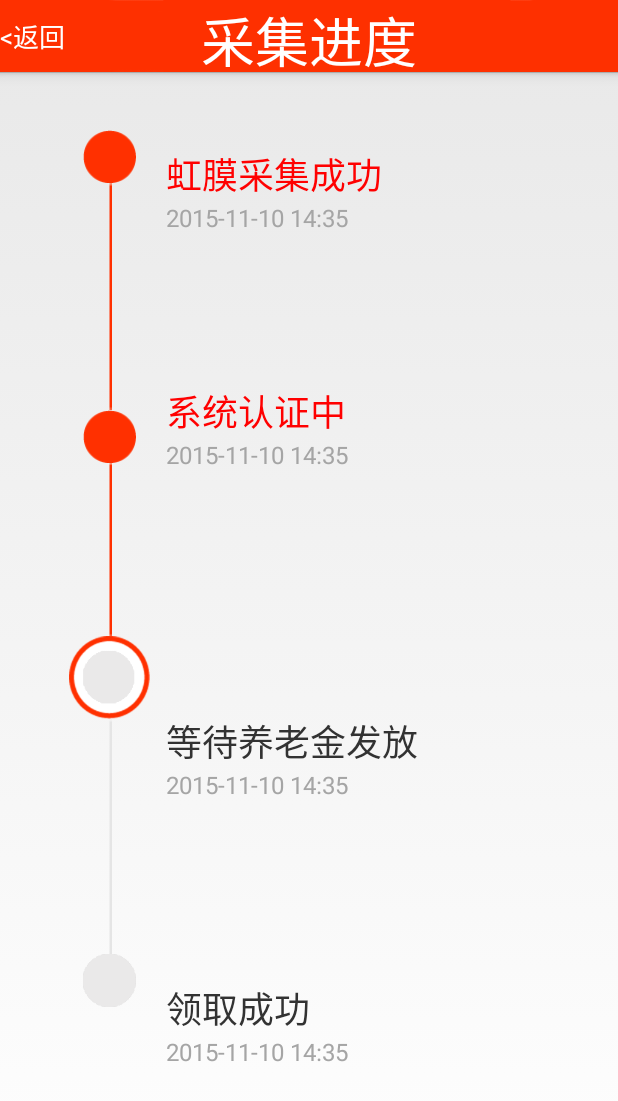
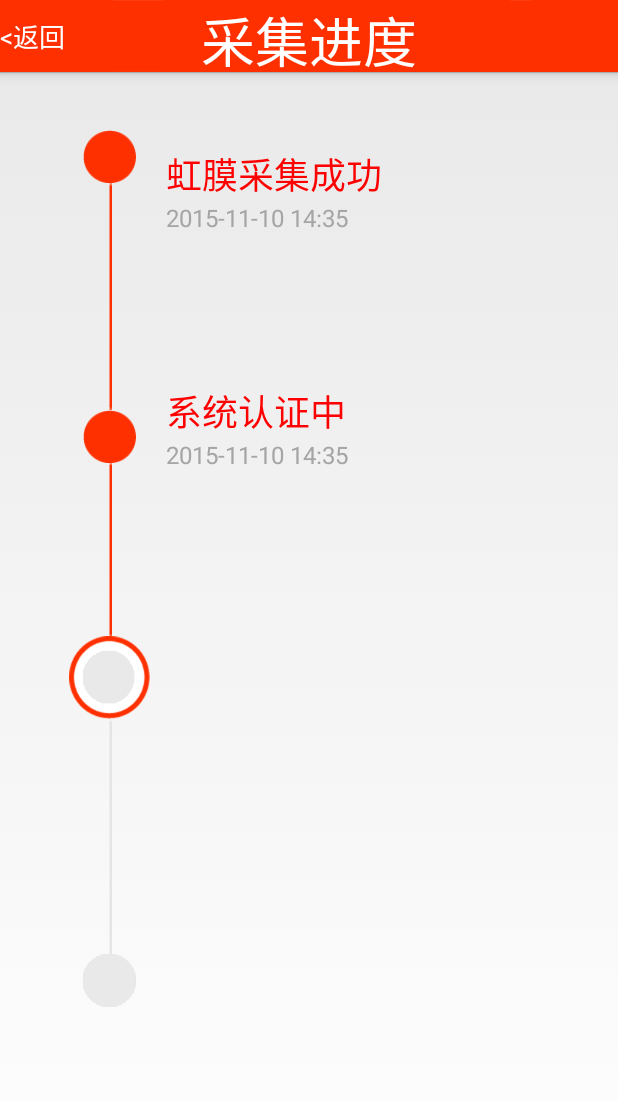
Before and after one commit to JacksonMich/HongMo, an Android app: the ProgressActivity screen opened directly, with no data from a screen before it, on a phone screen of 412 x 824 dp. Shown: the top 1101 px of the screen. Run offline under Robolectric (Android 15) with nearby library versions, the phone set to English and light mode, and no system bars.

Commit message:
2015-12-11王宏兴修改

```diff
--- a/app/src/main/java/com/example/whx/hongmo/ProgressActivity.java
+++ b/app/src/main/java/com/example/whx/hongmo/ProgressActivity.java
@@ -3,6 +3,8 @@ package com.example.whx.hongmo;
 import android.app.Activity;
 import android.os.Bundle;
 import android.view.View;
+import android.widget.ImageView;
+import android.widget.TextView;
 
 /**
  * Created by ZhuTalan on 2015/11/7.
@@ -18,9 +20,38 @@ public class ProgressActivity extends Activity {
         actionBar.setActionBarLayout(R.layout.actionbar);
         actionBar.setTitle("采集进度");
 
+        setContent();
     }
 
+    private void setContent(){
 
+        ImageView imageView1 = (ImageView)findViewById(R.id.p_imageview1);
+        ImageView imageView2 = (ImageView)findViewById(R.id.p_imageview2);
+        ImageView imageView3 = (ImageView)findViewById(R.id.p_imageview3);
+        ImageView imageView4 = (ImageView)findViewById(R.id.p_imageview4);
+        ImageView imageView5 = (ImageView)findViewById(R.id.p_imageview5);
+        ImageView imageView6 = (ImageView)findViewById(R.id.p_imageview6);
+        ImageView imageView7 = (ImageView)findViewById(R.id.p_imageview7);
+
+        TextView collection = (TextView)findViewById(R.id.p_collection);
+        TextView collection_time = (TextView)findViewById(R.id.p_collection_time);
+
+        TextView renzheng = (TextView)findViewById(R.id.p_renzheng);
+        TextView renzheng_time = (TextView)findViewById(R.id.p_renzheng_time);
+
+        TextView wait  = (TextView)findViewById(R.id.p_wait);
+        TextView wait_time = (TextView)findViewById(R.id.p_wait_time);
+
+        TextView success = (TextView)findViewById(R.id.p_success);
+        TextView success_time = (TextView)findViewById(R.id.p_success_time);
+
+        wait.setTextColor(0xa5a5a5);
+        wait_time.setVisibility(View.INVISIBLE);
+
+        success.setTextColor(0xa5a5a5);
+        success_time.setVisibility(View.INVISIBLE);
+
+    }
     private void setAdView(){
 
         int[] images = {R.mipmap.guanggaotu,R.mipmap.guanggaotu};
--- a/app/src/main/java/com/example/whx/hongmo/RecordActivity.java
+++ b/app/src/main/java/com/example/whx/hongmo/RecordActivity.java
@@ -4,6 +4,7 @@ import android.app.Activity;
 import android.os.Bundle;
 import android.view.View;
 import android.widget.ListView;
+import android.widget.TextView;
 
 /**
  * Created by whx on 2015/11/11.
@@ -26,6 +27,11 @@ public class RecordActivity extends Activity{
         setData();
     }
     private void setData(){
+
+        TextView name = (TextView)findViewById(R.id.name);
+        String uname = new SharedInfo(this).getInfo()[0];
+        name.setText(uname);
+
         String[] titles = {"2015年11月","2015年11月","2015年11月"};
         String[] subtitles = {"11月10日 10:25","11月10日 10:25","11月10日 10:25"};
         String[] lingquzhuangtai = {"领取失败","成功","成功","成功"};
--- a/app/src/main/res/layout/progress.xml
+++ b/app/src/main/res/layout/progress.xml
@@ -81,6 +81,7 @@
             android:layout_height="wrap_content"
             android:orientation="vertical">
             <TextView
+                android:id="@+id/p_collection"
                 android:layout_width="190dp"
                 android:layout_height="wrap_content"
                 android:textColor="#ff0000"
@@ -102,6 +103,7 @@
             android:layout_height="wrap_content"
             android:orientation="vertical">
             <TextView
+                android:id="@+id/p_renzheng"
                 android:layout_width="190dp"
                 android:layout_height="wrap_content"
                 android:textColor="#ff0000"
@@ -123,6 +125,7 @@
             android:layout_height="wrap_content"
             android:orientation="vertical">
             <TextView
+                android:id="@+id/p_wait"
                 android:layout_width="190dp"
                 android:layout_height="wrap_content"
                 android:textSize="@dimen/yanzhengjindu_size"
@@ -143,12 +146,13 @@
             android:layout_height="wrap_content"
             android:orientation="vertical">
             <TextView
+                android:id="@+id/p_success"
                 android:layout_width="190dp"
                 android:layout_height="wrap_content"
                 android:textSize="@dimen/yanzhengjindu_size"
                 android:text="领取成功"/>
             <TextView
-                android:id="@+id/p_time"
+                android:id="@+id/p_success_time"
                 android:layout_width="wrap_content"
                 android:layout_height="wrap_content"
                 android:textColor="#a5a5a5"
--- a/app/src/main/res/layout/record_item.xml
+++ b/app/src/main/res/layout/record_item.xml
@@ -10,6 +10,7 @@
         android:layout_width="wrap_content"
         android:layout_height="wrap_content"
         android:layout_marginTop="12dp"
+        android:layout_marginLeft="20dp"
         android:text="2015年11月"
         android:textSize="32px"/>
     <TextView
@@ -18,6 +19,7 @@
         android:layout_height="wrap_content"
         android:layout_alignParentRight="true"
         android:layout_alignTop="@+id/record_item_title"
+        android:layout_marginRight="20dp"
         android:text="领取失败"
         android:textSize="32px"
         android:textColor="#ff3000"
@@ -27,6 +29,7 @@
         android:layout_below="@+id/record_item_title"
         android:layout_marginTop="7dp"
         android:layout_marginBottom="12dp"
+        android:layout_marginLeft="20dp"
         android:layout_width="wrap_content"
         android:layout_height="wrap_content"
         android:text="11月10日 10:25"
@@ -38,6 +41,7 @@
         android:layout_marginTop="7dp"
         android:layout_width="wrap_content"
         android:layout_height="wrap_content"
+        android:layout_marginRight="20dp"
         android:layout_alignParentRight="true"
         android:layout_alignBottom="@+id/record_item_subtitle"
         android:text="200元"
```
Also changed, not shown: app/src/main/java/com/example/whx/hongmo/LoginActivity.java (+82 -15 lines), app/src/main/res/layout/login.xml (+12 -3 lines), app/src/main/res/mipmap-mdpi/ic_launcher.png, app/src/main/res/mipmap-xhdpi/ic_launcher.png, app/src/main/res/mipmap-xxhdpi/ic_launcher.png, 1 other file.
